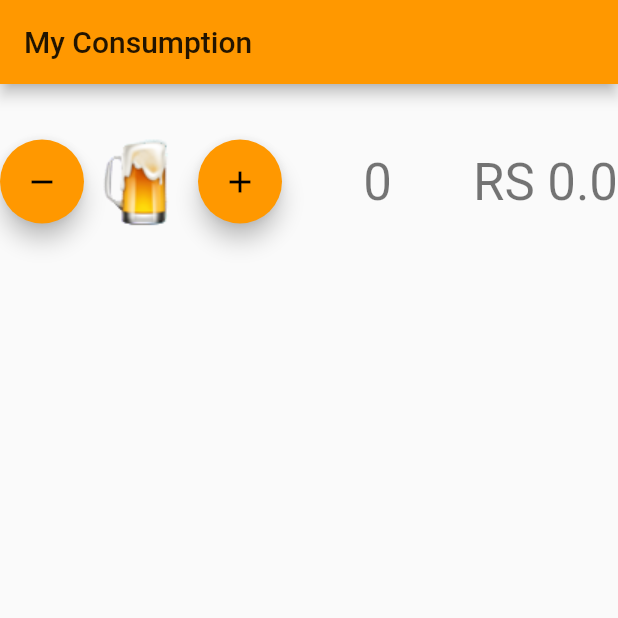
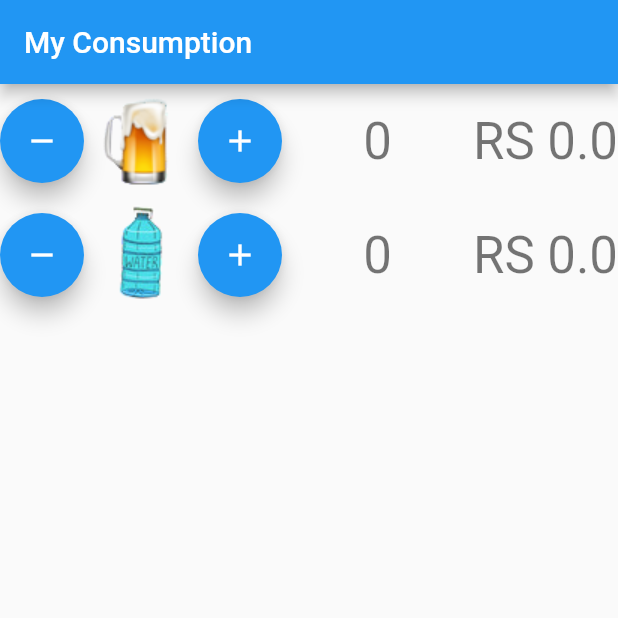
Before and after one commit to AngeloCastro9/My_Account, a Flutter app: the screen it shows after launch, after a tap on the "remove" icon, on a phone screen of 412 x 824 dp, the top half of it. Run offline on Flutter 3.47's test engine with Material 2 defaults, Android fonts, the light colour scheme and no system bars.

Commit message:
code refactoring and water add

```diff
--- a/lib/main.dart
+++ b/lib/main.dart
@@ -27,46 +27,79 @@ class MyHomePage extends StatefulWidget {
 }
 
 class _MyHomePageState extends State<MyHomePage> {
-  int _counter = 0;
-  double _totalAccount= 0;
-  double _valuePrecision = 0;
+  int _counterChopp = 0;
+  double _totalAccountChopp= 0;
+  double _valuePrecisionChopp = 0;
+  int _counterWater = 0;
+  double _totalAccountWater= 0;
+  double _valuePrecisionWater = 0;
 
-  void _incrementCounter() {
+  // begin chopp
+  void _incrementCounterChopp() {
     setState(() {
-      _counter++;
-      _totalAccount = (_counter * 4.9);
-      _valuePrecision = num.parse(_totalAccount.toStringAsPrecision(4));
+      _counterChopp++;
+      _totalAccountChopp = (_counterChopp * 4.9);
+      _valuePrecisionChopp = num.parse(_totalAccountChopp.toStringAsPrecision(4));
     });
   }
 
-  void _decrementCounter() {
+  void _decrementCounterChopp() {
     setState(() {
-      _counter--;
-      _totalAccount = _counter * 4.9;
-      _valuePrecision = num.parse(_totalAccount.toStringAsPrecision(4));
-      if(_counter <= 0){
-        _counter = 0;
+      _counterChopp--;
+      _totalAccountChopp = _counterChopp * 4.9;
+      _valuePrecisionChopp = num.parse(_totalAccountChopp.toStringAsPrecision(4));
+      if(_counterChopp <= 0){
+        _counterChopp = 0;
       }
-      if(_valuePrecision <= 0){
-        _valuePrecision = 0;
+      if(_valuePrecisionChopp <= 0){
+        _valuePrecisionChopp = 0;
+      }
+    });
+  }
+  // final chopp
+
+  // begin water
+  void _incrementCounterWater() {
+    setState(() {
+      _counterWater++;
+      _totalAccountWater = (_counterWater * 6.9);
+      _valuePrecisionWater = num.parse(_totalAccountWater.toStringAsPrecision(4));
+    });
+  }
+
+  void _decrementCounterWater() {
+    setState(() {
+      _counterWater--;
+      _totalAccountWater = _counterWater * 6.9;
+      _valuePrecisionWater = num.parse(_totalAccountWater.toStringAsPrecision(4));
+      if(_counterWater <= 0){
+        _counterWater = 0;
+      }
+      if(_valuePrecisionWater <= 0){
+        _valuePrecisionWater = 0;
       }
     });
   }
 
-
   @override
   Widget build(BuildContext context) {
-    return Scaffold(
+    return new MaterialApp(
+      home: new Scaffold(
         appBar: AppBar(
           title: Text(widget.title),
         ),
-      body: Container(
-        height: 130.0,
+        body: new Container(
+         // color: Color(0xff258DED),
+          height: 400.0,
+          alignment: Alignment.center,
+          child: new Column(
+            children: [
+              new Container(
                 child: Row(
                     mainAxisAlignment: MainAxisAlignment.center,
-          children: <Widget>[
+                    children: [
                       FloatingActionButton(
-              onPressed: _decrementCounter,
+                        onPressed: _decrementCounterChopp,
                         tooltip: 'Decrement',
                         child: Icon(Icons.remove),
                       ),
@@ -75,21 +108,57 @@ class _MyHomePageState extends State<MyHomePage> {
                         fit: BoxFit.cover,
                       ),
                       FloatingActionButton(
-              onPressed: _incrementCounter,
+                        onPressed: _incrementCounterChopp,
                         tooltip: 'Increment',
                         child: Icon(Icons.add),
                       ),
                       Spacer(),
                       Text(
-              '$_counter',
+                        '$_counterChopp',
                         style: Theme.of(context).textTheme.display1,
                       ),
                       Spacer(),
                       Text(
-              'RS $_valuePrecision',
+                        'RS $_valuePrecisionChopp',
                         style: Theme.of(context).textTheme.display1,
-            )
+                      ),
                     ],
+                ),
+              ),
+
+              new Container(
+                child: Row(
+                  mainAxisAlignment: MainAxisAlignment.center,
+                  children: [
+                    FloatingActionButton(
+                      onPressed: _decrementCounterWater,
+                      tooltip: 'Decrement',
+                      child: Icon(Icons.remove),
+                    ),
+                    Image.asset(
+                      'assets/images/water.png',
+                      fit: BoxFit.cover,
+                    ),
+                    FloatingActionButton(
+                      onPressed: _incrementCounterWater,
+                      tooltip: 'Increment',
+                      child: Icon(Icons.add),
+                    ),
+                    Spacer(),
+                    Text(
+                      '$_counterWater',
+                      style: Theme.of(context).textTheme.display1,
+                    ),
+                    Spacer(),
+                    Text(
+                      'RS $_valuePrecisionWater',
+                      style: Theme.of(context).textTheme.display1,
+                    ),
+                  ],
+                ),
+              ),
+            ],
+          ),
         ),
       ),
     );
```
Also changed, not shown: assets/images/water.png (added). Lines whose indentation alone changed are shown as unchanged.
